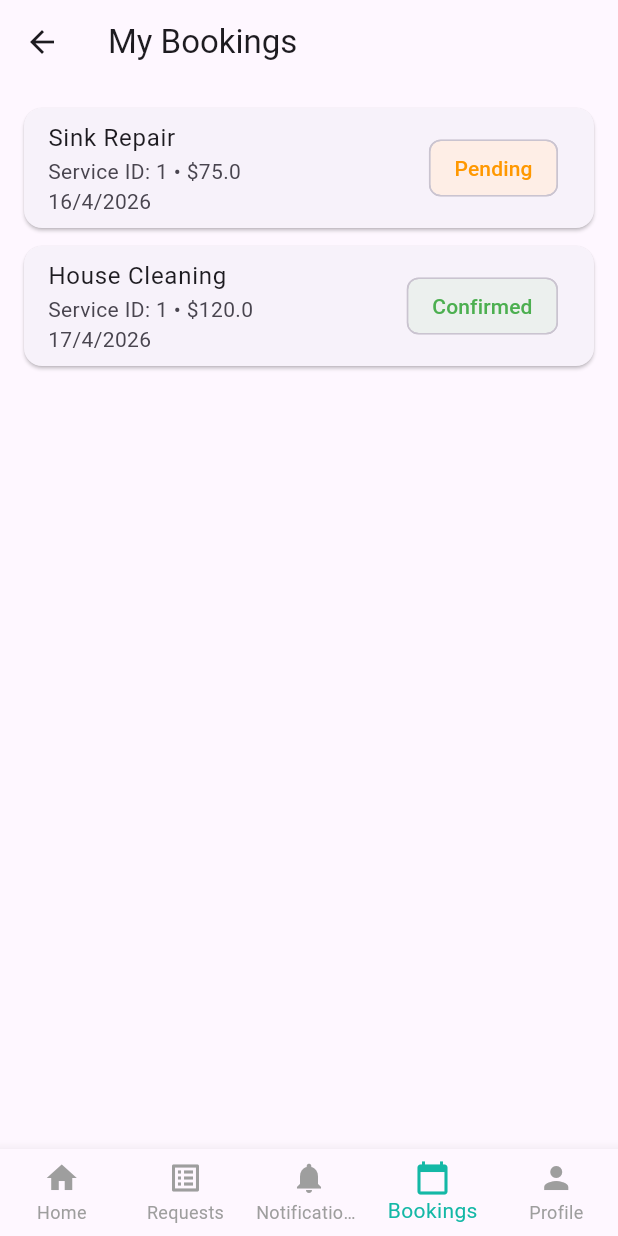
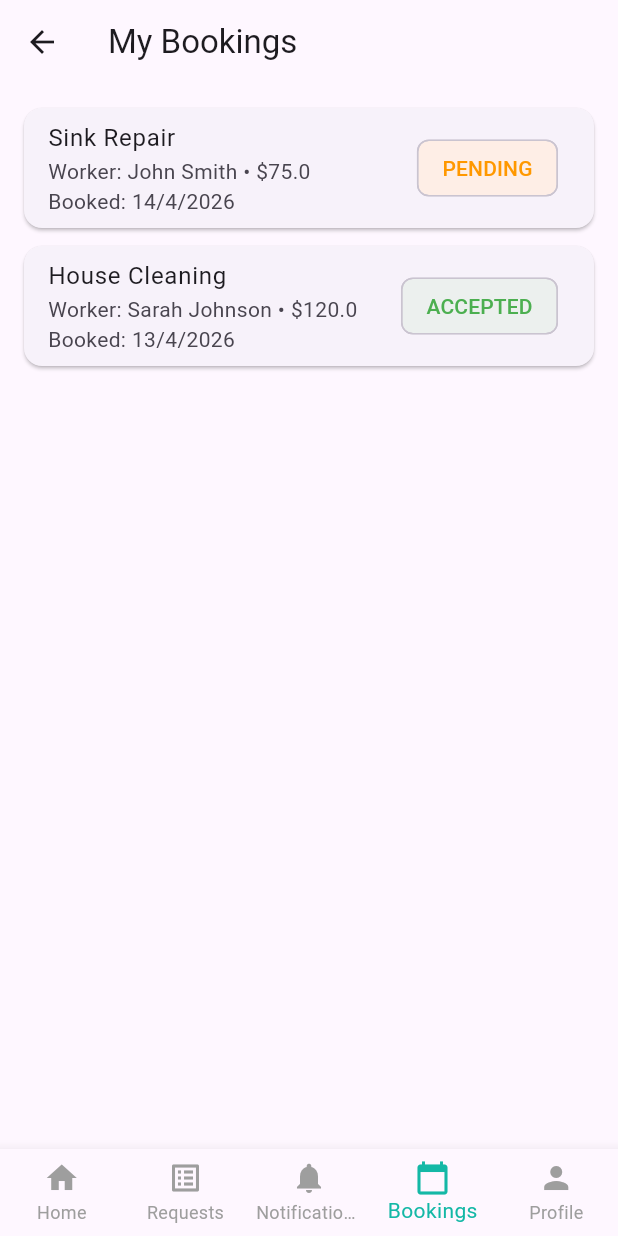
Before and after one commit to FixITweb/FixIT, a Flutter app: the BookingsView screen opened directly, on a phone screen of 412 x 824 dp. Run offline on Flutter 3.47's test engine with Material 3 defaults, Android fonts, the phone set to English and light mode, and no system bars; our stand-ins replace dio, flutter_bloc.

Commit message:
frontend to work with Django API

```diff
--- a/frontend/lib/core/network/endpoints.dart
+++ b/frontend/lib/core/network/endpoints.dart
@@ -1,8 +1,13 @@
 class Endpoints {
   static const String services = "services/";
   static const String bookings = "bookings/";
-  static const String profile = "profile/";
+  static const String createBooking = "bookings/create/";
+  static const String profile = "auth/profile/";
   static const String login = "auth/login/";
   static const String register = "auth/register/";
   static const String forgotPassword = "auth/forgot-password/";
+  static const String notifications = "notifications/";
+  static const String requests = "requests/";
+  static const String ratings = "ratings/";
+  static const String search = "search/";
 }
--- a/frontend/lib/features/auth/data/models/auth_model.dart
+++ b/frontend/lib/features/auth/data/models/auth_model.dart
@@ -1,19 +1,16 @@
 class AuthModel {
-  final String token;
-  final String? role;
-  final String? name;
+  final String accessToken;
+  final String refreshToken;
 
   AuthModel({
-    required this.token,
-    this.role,
-    this.name,
+    required this.accessToken,
+    required this.refreshToken,
   });
 
   factory AuthModel.fromJson(Map<String, dynamic> json) {
     return AuthModel(
-      token: json['token'],
-      role: json['role'],
-      name: json['name'],
+      accessToken: json['access'] ?? '',
+      refreshToken: json['refresh'] ?? '',
     );
   }
 }
--- a/frontend/lib/features/auth/presentation/bloc/auth_bloc.dart
+++ b/frontend/lib/features/auth/presentation/bloc/auth_bloc.dart
@@ -13,13 +13,15 @@ class AuthBloc extends Bloc<AuthEvent, AuthState> {
         // Mock login - simulate successful login without API call
         await Future.delayed(const Duration(seconds: 1));
 
-        // Determine role based on email for demo purposes
+        // Determine role based on username for demo purposes
         String role = 'customer';
-        if (event.email.contains('worker') || event.email.contains('alex')) {
+        if (event.email.contains('worker') ||
+            event.email.contains('alex') ||
+            event.email.toLowerCase().contains('john')) {
           role = 'worker';
         }
 
-        emit(AuthSuccess('mock_token_123', role));
+        emit(AuthSuccess('mock_access_token_123', role));
       } catch (e) {
         emit(AuthError(e.toString()));
       }
--- a/frontend/lib/features/bookings/data/models/booking_model.dart
+++ b/frontend/lib/features/bookings/data/models/booking_model.dart
@@ -1,47 +1,123 @@
 class BookingModel {
-  final String id;
-  final String serviceId;
-  final String userId;
-  final String providerId;
-  final DateTime scheduledDate;
+  final int id;
+  final ServiceInfo service;
+  final CustomerInfo? customer;
   final String status;
-  final double totalPrice;
-  final String? notes;
+  final DateTime createdAt;
 
   BookingModel({
     required this.id,
-    required this.serviceId,
-    required this.userId,
-    required this.providerId,
-    required this.scheduledDate,
+    required this.service,
+    this.customer,
     required this.status,
-    required this.totalPrice,
-    this.notes,
+    required this.createdAt,
   });
 
   factory BookingModel.fromJson(Map<String, dynamic> json) {
     return BookingModel(
-      id: json['id'].toString(),
-      serviceId: json['service_id'].toString(),
-      userId: json['user_id'].toString(),
-      providerId: json['provider_id'].toString(),
-      scheduledDate: DateTime.parse(json['scheduled_date']),
-      status: json['status'],
-      totalPrice: (json['total_price'] as num).toDouble(),
-      notes: json['notes'],
+      id: json['id'],
+      service: ServiceInfo.fromJson(json['service'] ?? {}),
+      customer: json['customer'] != null ? CustomerInfo.fromJson(json['customer']) : null,
+      status: json['status'] ?? 'pending',
+      createdAt: DateTime.parse(json['created_at']),
     );
   }
 
   Map<String, dynamic> toJson() {
     return {
       'id': id,
-      'service_id': serviceId,
-      'user_id': userId,
-      'provider_id': providerId,
-      'scheduled_date': scheduledDate.toIso8601String(),
+      'service': service.toJson(),
+      'customer': customer?.toJson(),
       'status': status,
-      'total_price': totalPrice,
-      'notes': notes,
+      'created_at': createdAt.toIso8601String(),
     };
   }
 }
+
+class ServiceInfo {
+  final int id;
+  final String title;
+  final String description;
+  final String category;
+  final double price;
+  final WorkerInfo worker;
+
+  ServiceInfo({
+    required this.id,
+    required this.title,
+    required this.description,
+    required this.category,
+    required this.price,
+    required this.worker,
+  });
+
+  factory ServiceInfo.fromJson(Map<String, dynamic> json) {
+    return ServiceInfo(
+      id: json['id'] ?? 0,
+      title: json['title'] ?? '',
+      description: json['description'] ?? '',
+      category: json['category'] ?? '',
+      price: (json['price'] ?? 0).toDouble(),
+      worker: WorkerInfo.fromJson(json['worker'] ?? {}),
+    );
+  }
+
+  Map<String, dynamic> toJson() {
+    return {
+      'id': id,
+      'title': title,
+      'description': description,
+      'category': category,
+      'price': price,
+      'worker': worker.toJson(),
+    };
+  }
+}
+
+class WorkerInfo {
+  final int id;
+  final String username;
+
+  WorkerInfo({
+    required this.id,
+    required this.username,
+  });
+
+  factory WorkerInfo.fromJson(Map<String, dynamic> json) {
+    return WorkerInfo(
+      id: json['id'] ?? 0,
+      username: json['username'] ?? '',
+    );
+  }
+
+  Map<String, dynamic> toJson() {
+    return {
+      'id': id,
+      'username': username,
+    };
+  }
+}
+
+class CustomerInfo {
+  final int id;
+  final String username;
+
+  CustomerInfo({
+    required this.id,
+    required this.username,
+  });
+
+  factory CustomerInfo.fromJson(Map<String, dynamic> json) {
+    return CustomerInfo(
+      id: json['id'] ?? 0,
+      username: json['username'] ?? '',
+    );
+  }
+
+  Map<String, dynamic> toJson() {
+    return {
+      'id': id,
+      'username': username,
+    };
+  }
+}
--- a/frontend/lib/features/bookings/presentation/bloc/booking_bloc.dart
+++ b/frontend/lib/features/bookings/presentation/bloc/booking_bloc.dart
@@ -3,7 +3,6 @@ import 'booking_event.dart';
 import 'booking_state.dart';
 import '../../data/repositories/booking_repository.dart';
 import '../../data/models/booking_model.dart';
-import '../../../../../shared/data/mock_data.dart';
 
 class BookingBloc extends Bloc<BookingEvent, BookingState> {
   final BookingRepository repo;
@@ -12,22 +11,39 @@ class BookingBloc extends Bloc<BookingEvent, BookingState> {
     on<LoadBookings>((event, emit) async {
       emit(BookingLoading());
       try {
-        // For now, use mock data - later replace with repo.getBookings()
+        // For demo purposes, use mock data
         await Future.delayed(const Duration(milliseconds: 500));
 
-        // Convert mock bookings to real booking models
-        final bookings = mockBookings.map((mock) => BookingModel(
-          id: mock.id,
-          serviceId: '1', // Default service ID
-          userId: '1', // Default user ID
-          providerId: '1', // Default provider ID
-          scheduledDate: mock.scheduledDate,
-          status: mock.status,
-          totalPrice: mock.price,
-          notes: mock.serviceTitle,
-        )).toList();
+        final mockBookings = [
+          BookingModel(
+            id: 1,
+            service: ServiceInfo(
+              id: 1,
+              title: 'Sink Repair',
+              description: 'Professional sink repair service',
+              category: 'Plumbing',
+              price: 75.0,
+              worker: WorkerInfo(id: 1, username: 'John Smith'),
+            ),
+            status: 'pending',
+            createdAt: DateTime.now().subtract(const Duration(days: 1)),
+          ),
+          BookingModel(
+            id: 2,
+            service: ServiceInfo(
+              id: 2,
+              title: 'House Cleaning',
+              description: 'Complete house cleaning service',
+              category: 'Cleaning',
+              price: 120.0,
+              worker: WorkerInfo(id: 2, username: 'Sarah Johnson'),
+            ),
+            status: 'accepted',
+            createdAt: DateTime.now().subtract(const Duration(days: 2)),
+          ),
+        ];
 
-        emit(BookingLoaded(bookings));
+        emit(BookingLoaded(mockBookings));
       } catch (e) {
         emit(BookingError(e.toString()));
       }
@@ -36,8 +52,50 @@ class BookingBloc extends Bloc<BookingEvent, BookingState> {
     on<CreateBooking>((event, emit) async {
       emit(BookingLoading());
       try {
-        final booking = await repo.createBooking(event.booking);
-        emit(BookingCreated(booking));
+        // For demo purposes, create a mock booking
+        await Future.delayed(const Duration(milliseconds: 500));
+
+        final newBooking = BookingModel(
+          id: DateTime.now().millisecondsSinceEpoch,
+          service: ServiceInfo(
+            id: event.serviceId,
+            title: 'New Service',
+            description: 'Service description',
+            category: 'General',
+            price: 50.0,
+            worker: WorkerInfo(id: 1, username: 'Worker'),
+          ),
+          status: 'pending',
+          createdAt: DateTime.now(),
+        );
+
+        emit(BookingCreated(newBooking));
+      } catch (e) {
+        emit(BookingError(e.toString()));
+      }
+    });
+
+    on<UpdateBooking>((event, emit) async {
+      emit(BookingLoading());
+      try {
+        // For demo purposes, create a mock updated booking
+        await Future.delayed(const Duration(milliseconds: 500));
+
+        final updatedBooking = BookingModel(
+          id: event.bookingId,
+          service: ServiceInfo(
+            id: 1,
+            title: 'Updated Service',
+            description: 'Updated service description',
+            category: 'General',
+            price: 75.0,
+            worker: WorkerInfo(id: 1, username: 'Worker'),
+          ),
+          status: event.status,
+          createdAt: DateTime.now(),
+        );
+
+        emit(BookingUpdated(updatedBooking));
       } catch (e) {
         emit(BookingError(e.toString()));
       }
--- a/frontend/lib/features/bookings/presentation/bloc/booking_event.dart
+++ b/frontend/lib/features/bookings/presentation/bloc/booking_event.dart
@@ -1,10 +1,14 @@
-import '../../data/models/booking_model.dart';
-
 abstract class BookingEvent {}
 
 class LoadBookings extends BookingEvent {}
 
 class CreateBooking extends BookingEvent {
-  final BookingModel booking;
-  CreateBooking(this.booking);
+  final int serviceId;
+  CreateBooking(this.serviceId);
 }
+
+class UpdateBooking extends BookingEvent {
+  final int bookingId;
+  final String status;
+  UpdateBooking(this.bookingId, this.status);
+}
--- a/frontend/lib/features/bookings/presentation/bloc/booking_state.dart
+++ b/frontend/lib/features/bookings/presentation/bloc/booking_state.dart
@@ -16,6 +16,11 @@ class BookingCreated extends BookingState {
   BookingCreated(this.booking);
 }
 
+class BookingUpdated extends BookingState {
+  final BookingModel booking;
+  BookingUpdated(this.booking);
+}
+
 class BookingError extends BookingState {
   final String message;
   BookingError(this.message);
--- a/frontend/lib/features/bookings/presentation/pages/bookings_screen.dart
+++ b/frontend/lib/features/bookings/presentation/pages/bookings_screen.dart
@@ -76,28 +76,32 @@ class BookingsView extends StatelessWidget {
                 return Card(
                   margin: const EdgeInsets.only(bottom: 12),
                   child: ListTile(
-                    title: Text(booking.notes ?? 'Service Booking'),
+                    title: Text(booking.service.title),
                     subtitle: Column(
                       crossAxisAlignment: CrossAxisAlignment.start,
                       children: [
-                        Text("Service ID: ${booking.serviceId} • \$${booking.totalPrice}"),
+                        Text("Worker: ${booking.service.worker.username} • \$${booking.service.price}"),
                         Text(
-                          "${booking.scheduledDate.day}/${booking.scheduledDate.month}/${booking.scheduledDate.year}",
+                          "Booked: ${booking.createdAt.day}/${booking.createdAt.month}/${booking.createdAt.year}",
                         ),
                       ],
                     ),
                     trailing: Chip(
                       label: Text(
-                        booking.status,
+                        booking.status.toUpperCase(),
                         style: TextStyle(
-                          color: booking.status == 'Confirmed'
+                          color: booking.status == 'accepted'
                               ? Colors.green
-                              : Colors.orange,
+                              : booking.status == 'pending'
+                              ? Colors.orange
+                              : Colors.red,
                         ),
                       ),
-                      backgroundColor: booking.status == 'Confirmed'
+                      backgroundColor: booking.status == 'accepted'
                           ? Colors.green.withValues(alpha: 0.1)
-                          : Colors.orange.withValues(alpha: 0.1),
+                          : booking.status == 'pending'
+                          ? Colors.orange.withValues(alpha: 0.1)
+                          : Colors.red.withValues(alpha: 0.1),
                     ),
                   ),
                 );
--- a/frontend/lib/features/profile/data/datasources/profile_api.dart
+++ b/frontend/lib/features/profile/data/datasources/profile_api.dart
@@ -10,9 +10,4 @@ class ProfileApi {
     final res = await client.get(Endpoints.profile);
     return res.data;
   }
-
-  Future<Map<String, dynamic>> updateProfile(Map<String, dynamic> profileData) async {
-    final res = await client.put(Endpoints.profile, data: profileData);
-    return res.data;
-  }
 }
--- a/frontend/lib/features/profile/data/models/profile_model.dart
+++ b/frontend/lib/features/profile/data/models/profile_model.dart
@@ -1,47 +1,31 @@
 class ProfileModel {
-  final String id;
-  final String name;
-  final String email;
-  final String? phone;
-  final String? address;
-  final String? profileImage;
+  final int id;
+  final String username;
+  final String role;
   final DateTime createdAt;
-  final DateTime updatedAt;
 
   ProfileModel({
     required this.id,
-    required this.name,
-    required this.email,
-    this.phone,
-    this.address,
-    this.profileImage,
+    required this.username,
+    required this.role,
     required this.createdAt,
-    required this.updatedAt,
   });
 
   factory ProfileModel.fromJson(Map<String, dynamic> json) {
     return ProfileModel(
-      id: json['id'].toString(),
-      name: json['name'],
-      email: json['email'],
-      phone: json['phone'],
-      address: json['address'],
-      profileImage: json['profile_image'],
+      id: json['id'],
+      username: json['username'],
+      role: json['role'],
       createdAt: DateTime.parse(json['created_at']),
-      updatedAt: DateTime.parse(json['updated_at']),
     );
   }
 
   Map<String, dynamic> toJson() {
     return {
       'id': id,
-      'name': name,
-      'email': email,
-      'phone': phone,
-      'address': address,
-      'profile_image': profileImage,
+      'username': username,
+      'role': role,
       'created_at': createdAt.toIso8601String(),
-      'updated_at': updatedAt.toIso8601String(),
     };
   }
 }
--- a/frontend/lib/features/profile/data/repositories/profile_repository.dart
+++ b/frontend/lib/features/profile/data/repositories/profile_repository.dart
@@ -10,9 +10,4 @@ class ProfileRepository {
     final data = await api.fetchProfile();
     return ProfileModel.fromJson(data);
   }
-
-  Future<ProfileModel> updateProfile(ProfileModel profile) async {
-    final data = await api.updateProfile(profile.toJson());
-    return ProfileModel.fromJson(data);
-  }
 }
--- a/frontend/lib/features/profile/presentation/bloc/profile_event.dart
+++ b/frontend/lib/features/profile/presentation/bloc/profile_event.dart
@@ -1,10 +1,3 @@
-import '../../data/models/profile_model.dart';
-
 abstract class ProfileEvent {}
 
 class LoadProfile extends ProfileEvent {}
-
-class UpdateProfile extends ProfileEvent {
-  final ProfileModel profile;
-  UpdateProfile(this.profile);
-}
--- a/frontend/lib/features/profile/presentation/bloc/profile_state.dart
+++ b/frontend/lib/features/profile/presentation/bloc/profile_state.dart
@@ -11,11 +11,6 @@ class ProfileLoaded extends ProfileState {
   ProfileLoaded(this.profile);
 }
 
-class ProfileUpdated extends ProfileState {
-  final ProfileModel profile;
-  ProfileUpdated(this.profile);
-}
-
 class ProfileError extends ProfileState {
   final String message;
   ProfileError(this.message);
--- a/frontend/lib/features/services/data/models/service_model.dart
+++ b/frontend/lib/features/services/data/models/service_model.dart
@@ -1,22 +1,79 @@
 class ServiceModel {
-  final String id;
+  final int id;
   final String title;
+  final String description;
   final String category;
   final double price;
+  final double rating;
+  final DateTime createdAt;
+  final double latitude;
+  final double longitude;
+  final WorkerModel worker;
 
   ServiceModel({
     required this.id,
     required this.title,
+    required this.description,
     required this.category,
     required this.price,
+    required this.rating,
+    required this.createdAt,
+    required this.latitude,
+    required this.longitude,
+    required this.worker,
   });
 
   factory ServiceModel.fromJson(Map<String, dynamic> json) {
     return ServiceModel(
-      id: json['id'].toString(),
+      id: json['id'],
       title: json['title'],
+      description: json['description'],
       category: json['category'],
       price: (json['price'] as num).toDouble(),
+      rating: (json['rating'] as num).toDouble(),
+      createdAt: DateTime.parse(json['created_at']),
+      latitude: (json['latitude'] as num).toDouble(),
+      longitude: (json['longitude'] as num).toDouble(),
+      worker: WorkerModel.fromJson(json['worker']),
     );
   }
+
+  Map<String, dynamic> toJson() {
+    return {
+      'id': id,
+      'title': title,
+      'description': description,
+      'category': category,
+      'price': price,
+      'rating': rating,
+      'created_at': createdAt.toIso8601String(),
+      'latitude': latitude,
+      'longitude': longitude,
+      'worker': worker.toJson(),
+    };
+  }
 }
+
+class WorkerModel {
+  final int id;
+  final String username;
+
+  WorkerModel({
+    required this.id,
+    required this.username,
+  });
+
+  factory WorkerModel.fromJson(Map<String, dynamic> json) {
+    return WorkerModel(
+      id: json['id'],
+      username: json['username'],
+    );
+  }
+
+  Map<String, dynamic> toJson() {
+    return {
+      'id': id,
+      'username': username,
+    };
+  }
+}
```
Also changed, not shown: frontend/lib/features/auth/data/datasources/auth_api.dart (+4 -5 lines), frontend/lib/features/auth/data/repositories/auth_repository.dart (+4 -4 lines), frontend/lib/features/auth/presentation/pages/login_page.dart (+15 -5 lines), frontend/lib/features/bookings/data/datasources/booking_api.dart (+11 -2 lines), frontend/lib/features/bookings/data/repositories/booking_repository.dart (+7 -2 lines), frontend/lib/features/profile/presentation/bloc/profile_bloc.dart (+11 -11 lines).
